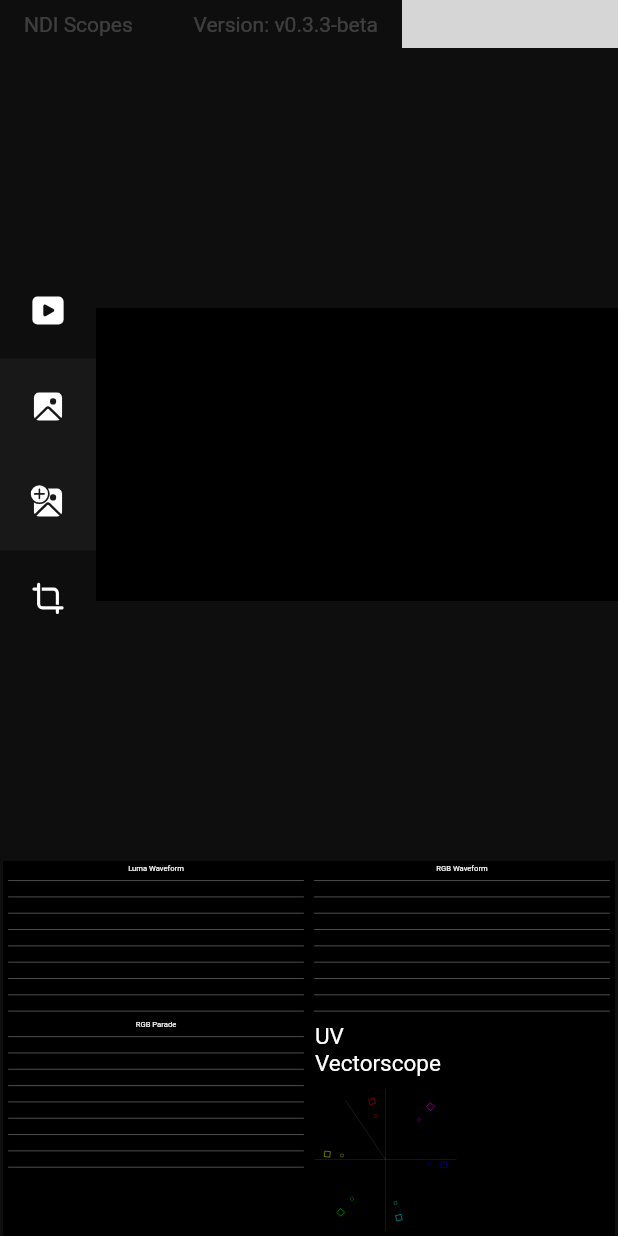
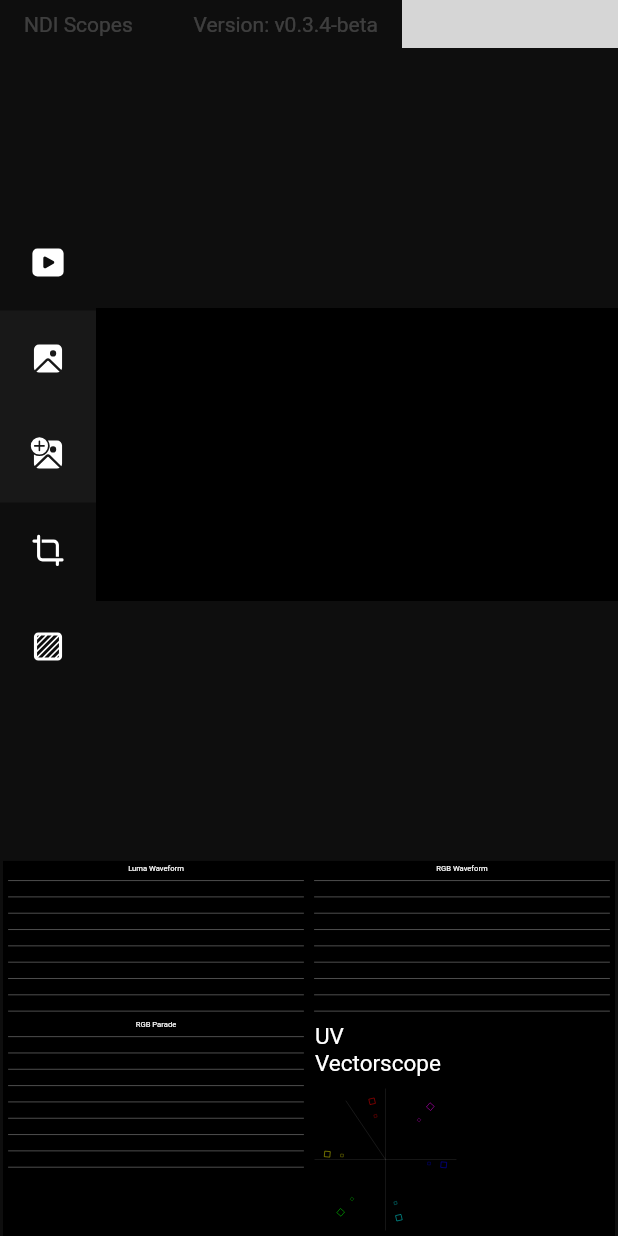
Before and after one commit to MindStudioOfficial/ndiscopes, a Flutter app: the screen it shows after launch, on a phone screen of 412 x 824 dp. Run offline on Flutter 3.47's test engine with Material 2 defaults, Android fonts, the phone set to English and light mode, and no system bars; our stand-ins replace fluentui_system_icons; missing offline and left inert: bitsdojo_window, dart:ffi; statements that could not run were skipped; grey boxes are pictures that could not be loaded.

Commit message:
⬛⬜⬛⬜ Added transparancy grid to highlight alpha

```diff
--- a/lib/config.dart
+++ b/lib/config.dart
@@ -8,7 +8,7 @@ class AppConfig {
   }
 
   AppConfig._internal();
-  String get version => "v0.3.3-beta"; //! TODO: Update version each new release!!!
+  String get version => "v0.3.4-beta"; //! TODO: Update version each new release!!!
   String get minGPUDriver => "511.23";
   int get minMajorCC => 3;
   int get minMinorCC => 5;
--- a/lib/providers/frameprovider.dart
+++ b/lib/providers/frameprovider.dart
@@ -9,6 +9,7 @@ class Frame with ChangeNotifier {
   OverlayMode _overlayMode = OverlayMode.splitVertical;
   double _splitPos = 0.5;
   bool _flipSplit = false;
+  bool _gridEnabled = false;
 
   NDIOutputFrame? get imageFrame => _imageFrame;
   NDIOutputFrame? get overlayFrame => _overlayFrame;
@@ -16,6 +17,7 @@ class Frame with ChangeNotifier {
   OverlayMode get overlayMode => _overlayMode;
   double get splitPos => _splitPos;
   bool get flipSplit => _flipSplit;
+  bool get gridEnabled => _gridEnabled;
 
   void updateImageFrame(NDIOutputFrame? frame) {
     _imageFrame = frame;
@@ -46,4 +48,9 @@ class Frame with ChangeNotifier {
     _flipSplit = flip;
     notifyListeners();
   }
+
+  void toogleGrid({bool? enabled}) {
+    _gridEnabled = enabled ?? !_gridEnabled;
+    notifyListeners();
+  }
 }
--- a/lib/widgets/player.dart
+++ b/lib/widgets/player.dart
@@ -1,3 +1,5 @@
+import 'dart:io';
+
 import 'package:fluentui_system_icons/fluentui_system_icons.dart';
 import 'package:flutter/material.dart';
 import 'package:ndiscopes/main.dart';
@@ -250,6 +252,20 @@ class _FrameViewerState extends State<FrameViewer> {
                     ),
                 ],
               ),
+              DelayedCustomTooltip(
+                "Toogle Transparancy Grid",
+                child: Padding(
+                  padding: const EdgeInsets.all(8),
+                  child: IconButton(
+                    color: frame.gridEnabled ? Colors.blue : Colors.white,
+                    iconSize: 25,
+                    icon: const Icon(FluentIcons.tab_in_private_24_filled),
+                    onPressed: () {
+                      frame.toogleGrid();
+                    },
+                  ),
+                ),
+              ),
             ],
           ),
         ),
@@ -262,6 +278,16 @@ class _FrameViewerState extends State<FrameViewer> {
               child: ClipRect(
                 child: Stack(
                   children: [
+                    if (frame.gridEnabled)
+                      SizedBox(
+                        width: frame.imageFrame?.iRGBA.width.toDouble() ?? 1920,
+                        height: frame.imageFrame?.iRGBA.height.toDouble() ?? 1080,
+                        child: Image.asset(
+                          "graphics/transparency500.png",
+                          repeat: ImageRepeat.repeat,
+                          alignment: Alignment.topLeft,
+                        ),
+                      ),
                     //* NDI SOURCE IMAGE + Overlay
                     CustomPaint(
                       painter: ImagePainter(
@@ -419,7 +445,6 @@ class ImagePainter extends CustomPainter {
     }
     // paint the image if available
     else {
-      //TODO: optional checkerboard behind frame with alpha
       canvas.drawImage(img!, Offset.zero, p);
     }
     // paints the overlay image if available
--- a/pubspec.yaml
+++ b/pubspec.yaml
@@ -71,11 +71,11 @@ flutter:
   #   - images/a_dot_burr.jpeg
   #   - images/a_dot_ham.jpeg
   assets:
-      # - graphics/
       - bin/Processing.NDI.Lib.x64.dll
       - bin/pixconvert_cu.dll
       - license.md
       - Processing.NDI.Lib.Licenses.txt
+      - graphics/
 
   # An image asset can refer to one or more resolution-specific "variants", see
   # https://flutter.dev/assets-and-images/#resolution-aware.
```
Also changed, not shown: graphics/transparency500.png (added).
